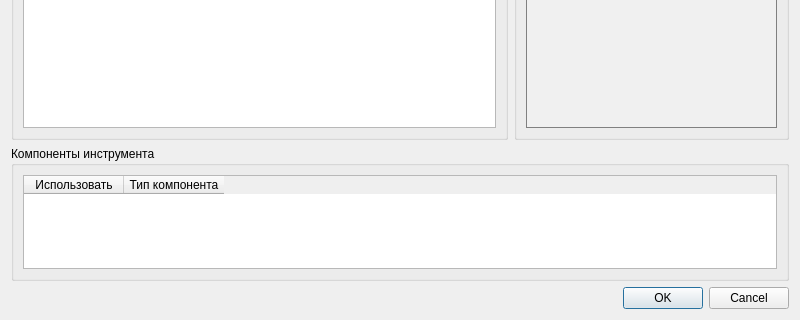
Qt form src/client/ui/dialog_create_profiletool.ui (formemu/aditim-monitor) before a commit; both pictures show x 0 to 800 and y 280 to 600 of the 800 by 600 pixel window.
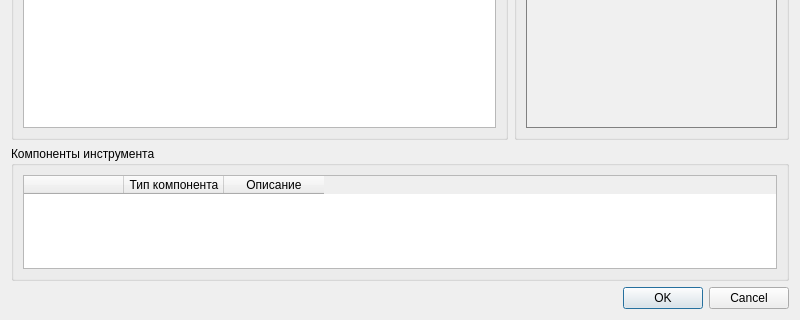
The same form after that commit.

Commit message: feat: Обновить диалог создания инструмента профиля, добавив колонку для описания и изменив режим растяжения заголовков таблицы

Diff of the .ui file:
```diff
--- a/src/client/ui/dialog_create_profiletool.ui
+++ b/src/client/ui/dialog_create_profiletool.ui
@@ -116,7 +116,7 @@
         </property>
         <column>
          <property name="text">
-          <string>Использовать</string>
+          <string/>
          </property>
         </column>
         <column>
@@ -124,6 +124,11 @@
           <string>Тип компонента</string>
          </property>
         </column>
+        <column>
+         <property name="text">
+          <string>Описание</string>
+         </property>
+        </column>
        </widget>
       </item>
      </layout>
```
The commit also changes 1 other file.
